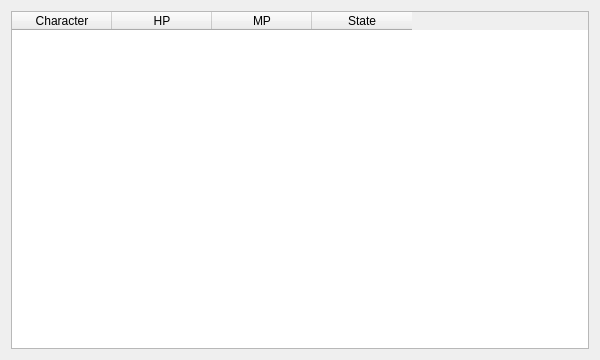
Old version of the form rl_ui/dashboardwidget.ui in the repository SandSnip3r/Hyperbot.
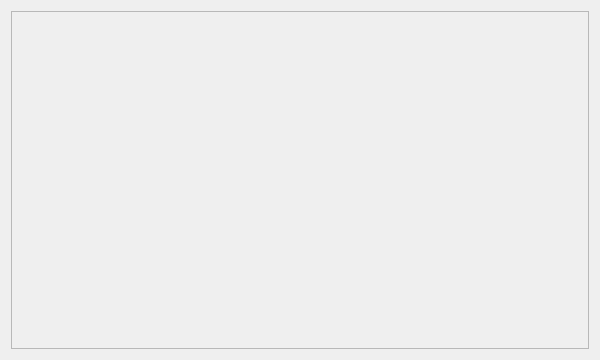
New version of the form.

Commit message: Implement UI redesign version 2

Diff of the .ui file:
```diff
--- a/rl_ui/dashboardwidget.ui
+++ b/rl_ui/dashboardwidget.ui
@@ -12,33 +12,21 @@
   </property>
   <layout class="QHBoxLayout" name="horizontalLayout">
    <item>
-    <widget class="QTableWidget" name="statusTable">
-     <property name="rowCount">
-      <number>0</number>
+    <widget class="QScrollArea" name="characterScrollArea">
+     <property name="widgetResizable">
+      <bool>true</bool>
      </property>
-     <property name="columnCount">
-      <number>4</number>
-     </property>
-     <column>
-      <property name="text">
-       <string>Character</string>
+     <widget class="QWidget" name="scrollAreaWidgetContents">
+      <property name="geometry">
+       <rect>
+        <x>0</x>
+        <y>0</y>
+        <width>100</width>
+        <height>100</height>
+       </rect>
       </property>
-     </column>
-     <column>
-      <property name="text">
-       <string>HP</string>
-      </property>
-     </column>
-     <column>
-      <property name="text">
-       <string>MP</string>
-      </property>
-     </column>
-     <column>
-      <property name="text">
-       <string>State</string>
-      </property>
-     </column>
+      <layout class="QGridLayout" name="gridLayout"/>
+     </widget>
     </widget>
    </item>
   </layout>
```
The commit also changes 5 other files.
